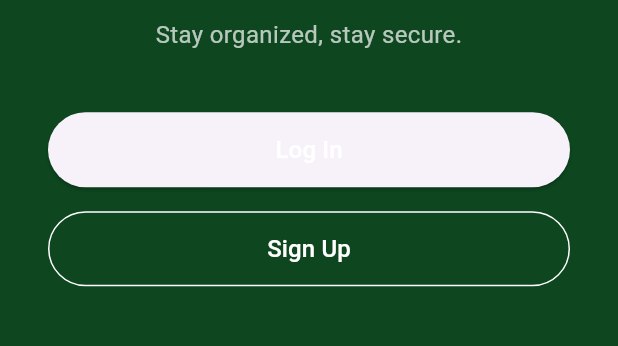
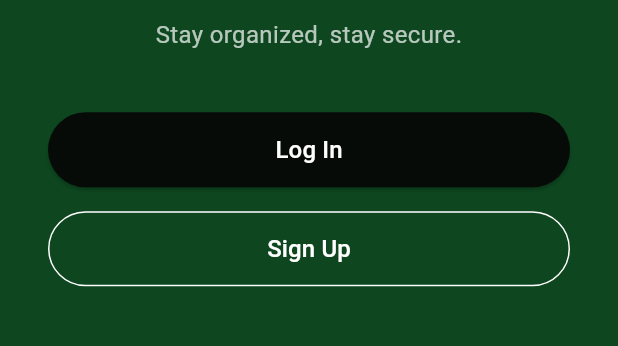
Before and after one commit to Flexydea/todo_app, a Flutter app: the screen it shows after launch, on a phone screen of 412 x 824 dp, the part 583-929 px from its top. Run offline on Flutter 3.47's test engine with Material 3 defaults, Android fonts, the light colour scheme and no system bars; our stand-ins replace lottie, shared_preferences.

Commit message:
sorted login color on mobile app but toggle needs sorting

```diff
--- a/lib/main.dart
+++ b/lib/main.dart
@@ -40,6 +40,7 @@ class _MyAppState extends State<MyApp> {
     setState(() {
       _isDarkMode = !_isDarkMode;
     });
+
     SharedPreferences prefs = await SharedPreferences.getInstance();
     await prefs.setBool('darkMode', _isDarkMode);
   }
@@ -48,8 +49,9 @@ class _MyAppState extends State<MyApp> {
   @override
   Widget build(BuildContext context) {
     return MaterialApp(
-      theme: _isDarkMode ? ThemeData.dark() : ThemeData.light(),
-      // home: ToDoScreen(isDarkMode: _isDarkMode, onToggleTheme: _toggleTheme),
+      theme: ThemeData.light(),
+      darkTheme: ThemeData.dark(),
+      themeMode: _isDarkMode ? ThemeMode.dark : ThemeMode.light, // ← dynamic!
       home: SplashScreen(isDarkMode: _isDarkMode, onToggleTheme: _toggleTheme),
       debugShowCheckedModeBanner: false,
     );
--- a/lib/screens/todo_screen.dart
+++ b/lib/screens/todo_screen.dart
@@ -11,7 +11,7 @@ class ToDoScreen extends StatefulWidget {
   final VoidCallback onToggleTheme;
   // String _selectedCategory = 'personal'; // default category
 
-  ToDoScreen({required this.isDarkMode, required this.onToggleTheme});
+  const ToDoScreen({required this.isDarkMode, required this.onToggleTheme});
 
   @override
   _ToDoScreenState createState() => _ToDoScreenState();
@@ -320,8 +320,8 @@ class _ToDoScreenState extends State<ToDoScreen>
         backgroundColor: Colors.green,
         actions: [
           IconButton(
-            icon: Icon(widget.isDarkMode ? Icons.dark_mode : Icons.light_mode),
-            onPressed: widget.onToggleTheme,
+            icon: const Icon(Icons.brightness_6),
+            onPressed: widget.onToggleTheme, // <-- make sure this is passed in
           ),
         ],
       ),
--- a/lib/screens/welcome_screen.dart
+++ b/lib/screens/welcome_screen.dart
@@ -8,9 +8,11 @@ class WelcomeScreen extends StatelessWidget {
   @override
   Widget build(BuildContext context) {
     return Scaffold(
+      resizeToAvoidBottomInset: false, // Prevent resizing issues
       backgroundColor: const Color.fromARGB(255, 13, 70, 31),
       body: Center(
-        child: Padding(
+        child: SingleChildScrollView(
+          // ✅ wrap in scroll view
           padding: const EdgeInsets.symmetric(horizontal: 32),
           child: Column(
             mainAxisAlignment: MainAxisAlignment.center,
@@ -34,20 +36,26 @@ class WelcomeScreen extends StatelessWidget {
               ),
               const SizedBox(height: 40),
               ElevatedButton(
+                style: ElevatedButton.styleFrom(
+                  backgroundColor: const Color.fromARGB(
+                    255,
+                    6,
+                    11,
+                    7,
+                  ), // Or any contrasting color
+                  foregroundColor: Colors.white, // Text/icon color
+                  minimumSize: const Size(double.infinity, 50),
+                  shape: RoundedRectangleBorder(
+                    borderRadius: BorderRadius.circular(30),
+                  ),
+                ),
                 onPressed: () {
                   Navigator.push(
                     context,
                     MaterialPageRoute(builder: (_) => const LoginScreen()),
                   );
                 },
-                style: ElevatedButton.styleFrom(
-                  // backgroundColor: const Color.fromARGB(255, 127, 200, 129),
-                  minimumSize: Size(double.infinity, 50),
-                ),
-                child: const Text(
-                  'Log In',
-                  style: TextStyle(fontSize: 16, color: Colors.white),
-                ),
+                child: const Text('Log In', style: TextStyle(fontSize: 16)),
               ),
               const SizedBox(height: 16),
               OutlinedButton(
@@ -58,8 +66,8 @@ class WelcomeScreen extends StatelessWidget {
                   );
                 },
                 style: OutlinedButton.styleFrom(
-                  side: BorderSide(color: Colors.white),
-                  minimumSize: Size(double.infinity, 50),
+                  side: const BorderSide(color: Colors.white),
+                  minimumSize: const Size(double.infinity, 50),
                 ),
                 child: const Text(
                   'Sign Up',
```
Also changed, not shown: lib/screens/login_screen.dart (+20 -10 lines).
